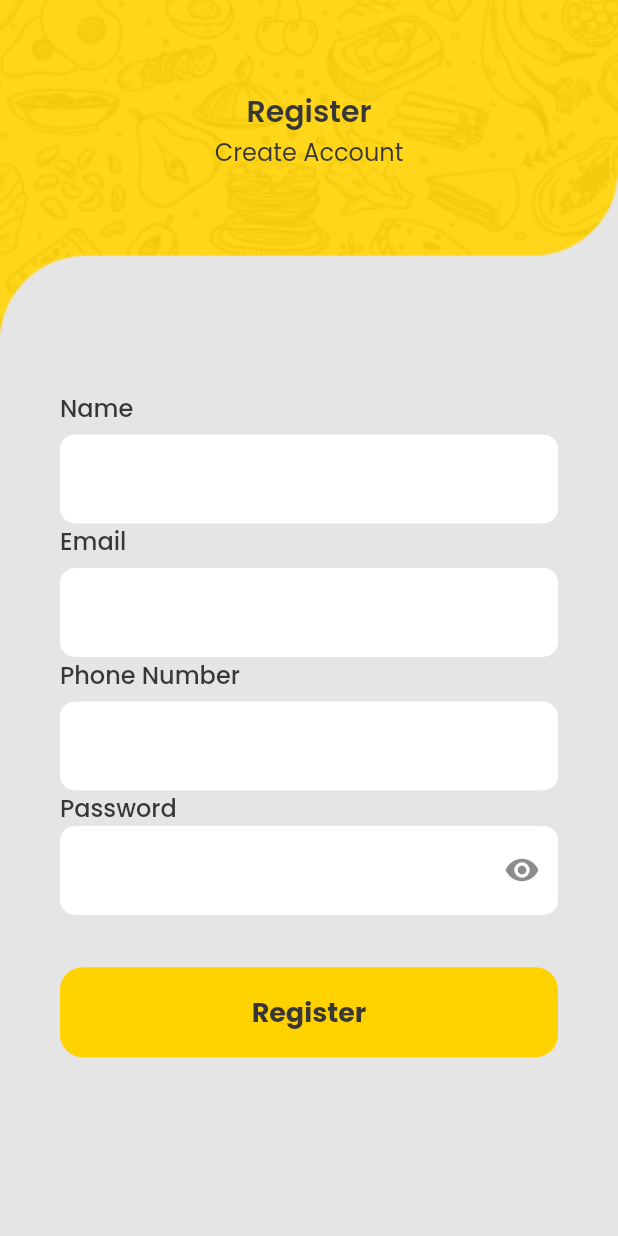
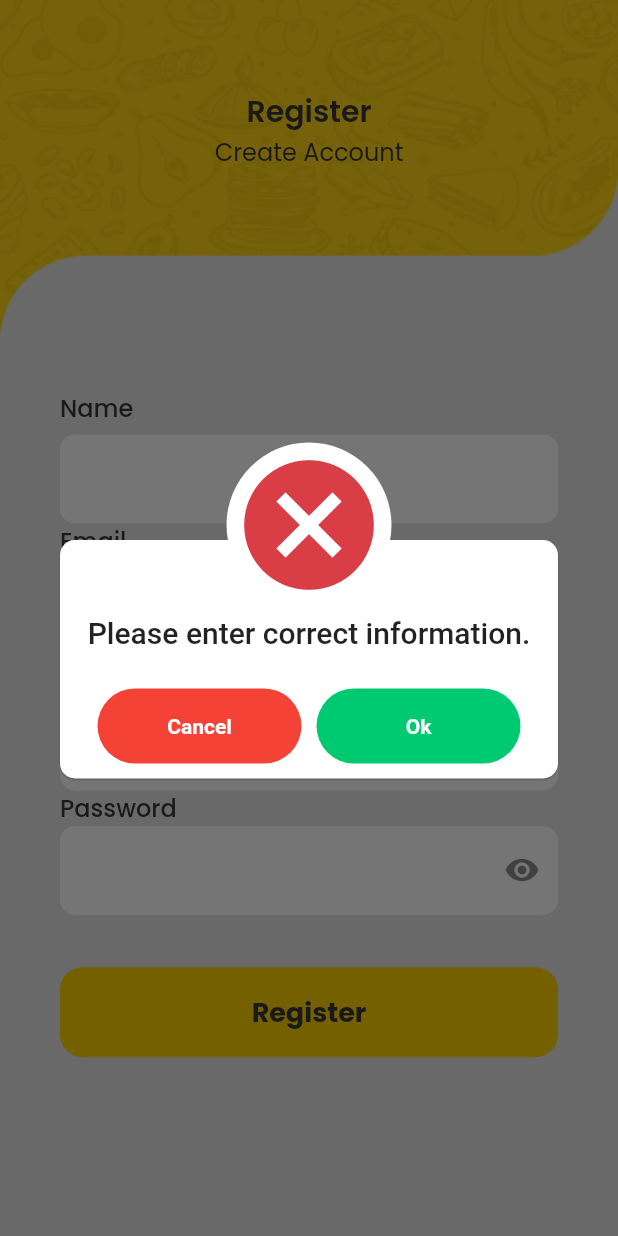
Before and after one commit to fjanuka9/Food_Deliveryapp, a Flutter app: the RegisterPage screen opened directly, after a tap on "Register", on a phone screen of 412 x 824 dp. Run offline on Flutter 3.47's test engine with Material 2 defaults, Android fonts, the phone set to English and light mode, and no system bars; our stand-ins replace animate_do, awesome_dialog, carousel_slider, email_validator, firebase_auth, firebase_core and 1 more; accounts and stored records are empty.

```diff
--- a/lib/components/custom_button.dart
+++ b/lib/components/custom_button.dart
@@ -2,21 +2,20 @@ import 'package:flutter/material.dart';
 import 'package:foodapp/utils/app_colors.dart';
 import 'package:google_fonts/google_fonts.dart';
 
-class CutomButton extends StatelessWidget {
-  const CutomButton({
+class CustomButton extends StatelessWidget {
+  const CustomButton({
     Key? key,
     required this.onTap,
     required this.text,
-  }) : super(
-          key: key,
-        );
+  }) : super(key: key);
 
   final Function() onTap;
   final String text;
+
   @override
   Widget build(BuildContext context) {
     return GestureDetector(
-      onTap: () {},
+      onTap: onTap,
       child: Container(
         height: 60,
         width: double.infinity,
--- a/lib/components/custom_header.dart
+++ b/lib/components/custom_header.dart
@@ -6,10 +6,10 @@ import 'package:google_fonts/google_fonts.dart';
 class CustomHeader extends StatelessWidget {
   const CustomHeader({
     Key? key,
+    required this.size,
     required this.image,
     required this.header,
     required this.tagline,
-    required this.size,
   }) : super(key: key);
 
   final Size size;
--- a/lib/components/custom_text_field.dart
+++ b/lib/components/custom_text_field.dart
@@ -2,17 +2,17 @@ import 'package:flutter/material.dart';
 import 'package:foodapp/utils/app_colors.dart';
 
 // ignore: must_be_immutable
-class CustomTextField extends StatelessWidget {
-  CustomTextField({
+class CutomTextField extends StatelessWidget {
+  CutomTextField({
     Key? key,
     required this.controller,
   }) : super(key: key);
   var controller = TextEditingController();
-  @override
   Widget build(BuildContext context) {
     return SizedBox(
       width: double.infinity,
       child: TextField(
+        controller: controller,
         decoration: InputDecoration(
           filled: true,
           fillColor: kwhite,
--- a/lib/main.dart
+++ b/lib/main.dart
@@ -1,7 +1,10 @@
+import 'package:firebase_core/firebase_core.dart';
 import 'package:flutter/material.dart';
 import 'package:foodapp/screens/splash_screen/splash_screen.dart';
 
-void main() {
+Future<void> main() async {
+  WidgetsFlutterBinding.ensureInitialized();
+  await Firebase.initializeApp();
   runApp(const MyApp());
 }
 
--- a/lib/screens/login_screen/login_screen.dart
+++ b/lib/screens/login_screen/login_screen.dart
@@ -120,7 +120,7 @@ class _LoginPageState extends State<LoginPage> {
                           SizedBox(
                             height: 6,
                           ),
-                          CustomTextField(
+                          CutomTextField(
                             controller: _email,
                           ),
                           Text(
@@ -173,7 +173,7 @@ class _LoginPageState extends State<LoginPage> {
                           SizedBox(
                             height: 35,
                           ),
-                          CutomButton(
+                          CustomButton(
                             text: "Sign In",
                             onTap: () {},
                           ),
--- a/lib/screens/login_screen/register_screen.dart
+++ b/lib/screens/login_screen/register_screen.dart
@@ -5,8 +5,9 @@ import 'package:foodapp/components/custom_button.dart';
 import 'package:foodapp/components/custom_header.dart';
 import 'package:foodapp/components/custom_text_field.dart';
 import 'package:foodapp/utils/app_colors.dart';
-import 'package:foodapp/utils/constants.dart';
 import 'package:google_fonts/google_fonts.dart';
+import 'package:firebase_auth/firebase_auth.dart';
+import 'package:awesome_dialog/awesome_dialog.dart';
 
 class RegisterPage extends StatefulWidget {
   const RegisterPage({Key? key}) : super(key: key);
@@ -21,6 +22,9 @@ class _RegisterPageState extends State<RegisterPage> {
   final _password = TextEditingController();
   final _name = TextEditingController();
   final _phonenumber = TextEditingController();
+
+  FirebaseAuth auth = FirebaseAuth.instance;
+
   @override
   Widget build(BuildContext context) {
     var size = MediaQuery.of(context).size;
@@ -56,7 +60,7 @@ class _RegisterPageState extends State<RegisterPage> {
                       SizedBox(
                         height: 6,
                       ),
-                      CustomTextField(
+                      CutomTextField(
                         controller: _name,
                       ),
                       Text(
@@ -70,7 +74,7 @@ class _RegisterPageState extends State<RegisterPage> {
                       SizedBox(
                         height: 6,
                       ),
-                      CustomTextField(
+                      CutomTextField(
                         controller: _email,
                       ),
                       Text(
@@ -84,7 +88,7 @@ class _RegisterPageState extends State<RegisterPage> {
                       SizedBox(
                         height: 6,
                       ),
-                      CustomTextField(
+                      CutomTextField(
                         controller: _phonenumber,
                       ),
                       Text(
@@ -137,9 +141,51 @@ class _RegisterPageState extends State<RegisterPage> {
                       SizedBox(
                         height: 35,
                       ),
-                      CutomButton(
+                      CustomButton(
                         text: "Register",
-                        onTap: () {},
+                        onTap: () async {
+                          if (inputValidation()) {
+                            try {
+                              UserCredential userCredential = await FirebaseAuth
+                                  .instance
+                                  .createUserWithEmailAndPassword(
+                                      email: _email.text,
+                                      password: _password.text);
+                            } on FirebaseAuthException catch (e) {
+                              if (e.code == 'weak-password') {
+                                AwesomeDialog(
+                                  context: context,
+                                  dialogType: DialogType.ERROR,
+                                  animType: AnimType.BOTTOMSLIDE,
+                                  title: 'The password provided is too weak.',
+                                  btnCancelOnPress: () {},
+                                  btnOkOnPress: () {},
+                                )..show();
+                              } else if (e.code == 'email-already-in-use') {
+                                AwesomeDialog(
+                                  context: context,
+                                  dialogType: DialogType.ERROR,
+                                  animType: AnimType.BOTTOMSLIDE,
+                                  title:
+                                      'The account already exists for that email.',
+                                  btnCancelOnPress: () {},
+                                  btnOkOnPress: () {},
+                                )..show();
+                              }
+                            } catch (e) {
+                              print(e);
+                            }
+                          } else {
+                            AwesomeDialog(
+                              context: context,
+                              dialogType: DialogType.ERROR,
+                              animType: AnimType.BOTTOMSLIDE,
+                              title: 'Please enter correct information.',
+                              btnCancelOnPress: () {},
+                              btnOkOnPress: () {},
+                            )..show();
+                          }
+                        },
                       ),
                     ],
                   ),
```
Also changed, not shown: pubspec.lock, 1 other file.
